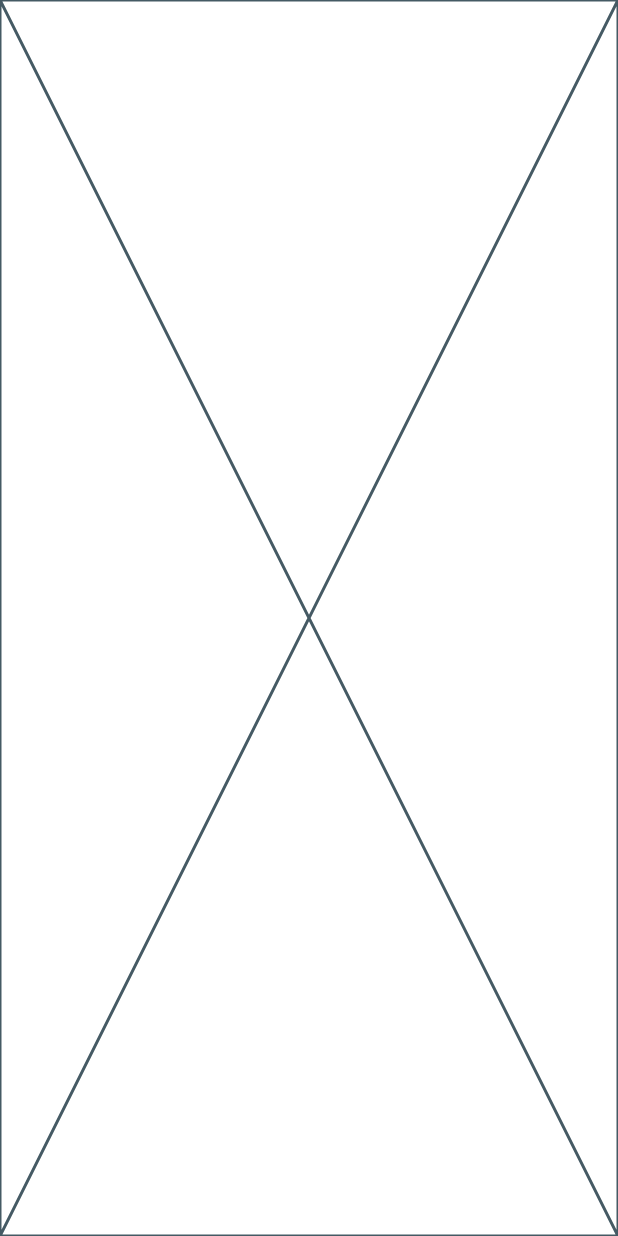
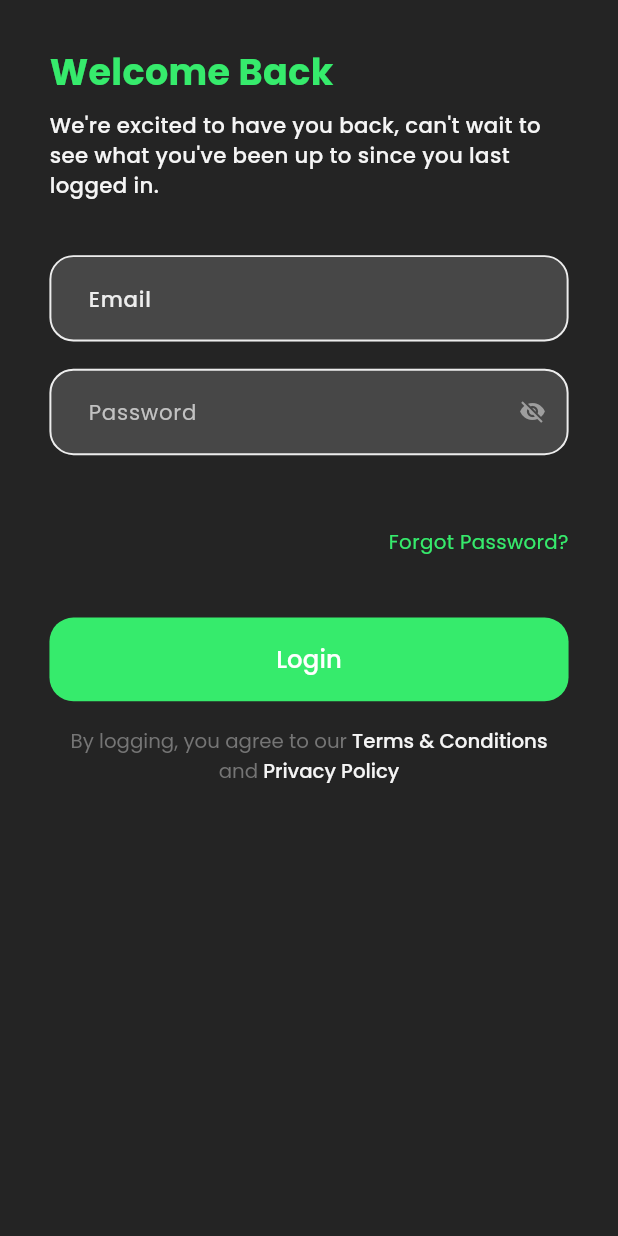
Before and after one commit to osama-41/kenzora, a Flutter app: the screen it shows after launch, after a tap on "Get Started", on a phone screen of 412 x 824 dp. Run offline on Flutter 3.47's test engine with Material 3 defaults, Android fonts, the phone set to English and light mode, and no system bars; our stand-ins replace dio, flutter_bloc, flutter_screenutil, freezed_annotation, get_it, pretty_dio_logger and 1 more; generated files the repository leaves out were written again.

Commit message:
Login screen successfully added
- Added & edited some styles & colors.
- Added AppTextFormField.
-Added AppTextButton.
- Edited GetStartedButton.
- Added login screen design.
- Added LogicBocListener.
- Added TermsAndConditionsText.

```diff
--- a/lib/core/theming/colors.dart
+++ b/lib/core/theming/colors.dart
@@ -4,6 +4,8 @@ class ColorsManager {
   static const Color mainGreen = Color(0xFF36eb6c);
   static const Color lightBlue = Color(0xFFF4F8FF);
   static const Color darkBlue = Color(0xFF242424);
+  static const Color darkGray = Color.fromARGB(255, 71, 71, 71);
+  static const Color lessDarkGray = Color.fromARGB(255, 102, 102, 102);
   static const Color gray = Color(0xFF757575);
   static const Color lightGray = Color(0xFFC2C2C2);
   static const Color lighterGray = Color(0xFFEDEDED);
--- a/lib/core/theming/styles.dart
+++ b/lib/core/theming/styles.dart
@@ -6,6 +6,7 @@ import 'package:kenzora/core/theming/fonts.dart';
 
 class TextStyles {
   static TextStyle font24BlackBold = TextStyle(
+    fontFamily: Fonts.poppinsBold,
     fontSize: 24.sp,
     fontWeight: FontWeightHelper.bold,
     color: Colors.black,
@@ -22,129 +23,122 @@ class TextStyles {
     fontWeight: FontWeightHelper.bold,
     color: ColorsManager.moreLightGray,
   );
-
-  static TextStyle font13BlueSemiBold = TextStyle(
-    fontSize: 13.sp,
-    fontWeight: FontWeightHelper.semiBold,
-    color: ColorsManager.mainGreen,
-  );
-
   static TextStyle font13DarkBlueMedium = TextStyle(
+    fontFamily: Fonts.poppinsMedium,
     fontSize: 13.sp,
     fontWeight: FontWeightHelper.medium,
     color: ColorsManager.darkBlue,
   );
-
   static TextStyle font13DarkBlueRegular = TextStyle(
+    fontFamily: Fonts.poppinsReg,
     fontSize: 13.sp,
     fontWeight: FontWeightHelper.regular,
     color: ColorsManager.darkBlue,
   );
-
-  static TextStyle font24BlueBold = TextStyle(
+  static TextStyle font24GreenBold = TextStyle(
+    fontFamily: Fonts.poppinsBold,
     fontSize: 24.sp,
     fontWeight: FontWeightHelper.bold,
     color: ColorsManager.mainGreen,
   );
-
-  static TextStyle font16WhiteSemiBold = TextStyle(
-    fontSize: 16.sp,
-    fontWeight: FontWeightHelper.semiBold,
-    color: Colors.white,
-  );
-
   static TextStyle font13GrayRegular = TextStyle(
+    fontFamily: Fonts.poppinsReg,
     fontSize: 13.sp,
     fontWeight: FontWeightHelper.regular,
     color: ColorsManager.gray,
   );
-
   static TextStyle font12GrayRegular = TextStyle(
+    fontFamily: Fonts.poppinsReg,
     fontSize: 12.sp,
     fontWeight: FontWeightHelper.regular,
     color: ColorsManager.gray,
   );
-
   static TextStyle font12GrayMedium = TextStyle(
+    fontFamily: Fonts.poppinsMedium,
     fontSize: 12.sp,
     fontWeight: FontWeightHelper.medium,
     color: ColorsManager.gray,
   );
-
   static TextStyle font12DarkBlueRegular = TextStyle(
+    fontFamily: Fonts.poppinsReg,
     fontSize: 12.sp,
     fontWeight: FontWeightHelper.regular,
     color: ColorsManager.darkBlue,
   );
-
-  static TextStyle font12BlueRegular = TextStyle(
+  static TextStyle font12GreenRegular = TextStyle(
+    fontFamily: Fonts.poppinsReg,
     fontSize: 12.sp,
     fontWeight: FontWeightHelper.regular,
     color: ColorsManager.mainGreen,
   );
-
-  static TextStyle font13BlueRegular = TextStyle(
+  static TextStyle font13GreenRegular = TextStyle(
+    fontFamily: Fonts.poppinsReg,
     fontSize: 13.sp,
     fontWeight: FontWeightHelper.regular,
     color: ColorsManager.mainGreen,
   );
-
+  static TextStyle font14GreenMedium = TextStyle(
+    fontFamily: Fonts.poppinsMedium,
+    fontSize: 14.sp,
+    fontWeight: FontWeightHelper.regular,
+    color: ColorsManager.mainGreen,
+  );
   static TextStyle font14GrayRegular = TextStyle(
+    fontFamily: Fonts.poppinsReg,
     fontSize: 14.sp,
     fontWeight: FontWeightHelper.regular,
     color: ColorsManager.gray,
   );
-
   static TextStyle font14LightGrayRegular = TextStyle(
+    fontFamily: Fonts.poppinsReg,
     fontSize: 14.sp,
     fontWeight: FontWeightHelper.regular,
     color: ColorsManager.lightGray,
   );
-
+  static TextStyle font13MoreLighterGrayMedium = TextStyle(
+    fontFamily: Fonts.poppinsMedium,
+    fontSize: 13.sp,
+    fontWeight: FontWeightHelper.medium,
+    color: ColorsManager.moreLighterGray,
+  );
+  static TextStyle font14MoreLighterGrayMedium = TextStyle(
+    fontFamily: Fonts.poppinsMedium,
+    fontSize: 14.sp,
+    fontWeight: FontWeightHelper.medium,
+    color: ColorsManager.moreLighterGray,
+  );
   static TextStyle font14DarkBlueMedium = TextStyle(
+    fontFamily: Fonts.poppinsMedium,
     fontSize: 14.sp,
     fontWeight: FontWeightHelper.medium,
     color: ColorsManager.darkBlue,
   );
-
   static TextStyle font14DarkBlueBold = TextStyle(
+    fontFamily: Fonts.poppinsBold,
     fontSize: 14.sp,
     fontWeight: FontWeightHelper.bold,
     color: ColorsManager.darkBlue,
   );
-
   static TextStyle font16WhiteMedium = TextStyle(
     fontFamily: Fonts.poppinsMedium,
     fontSize: 16.sp,
     fontWeight: FontWeightHelper.medium,
     color: Colors.white,
   );
-
-  static TextStyle font14BlueSemiBold = TextStyle(
-    fontSize: 14.sp,
-    fontWeight: FontWeightHelper.semiBold,
-    color: ColorsManager.mainGreen,
-  );
-
   static TextStyle font15DarkBlueMedium = TextStyle(
+    fontFamily: Fonts.poppinsMedium,
     fontSize: 15.sp,
     fontWeight: FontWeightHelper.medium,
     color: ColorsManager.darkBlue,
   );
-
   static TextStyle font18DarkBlueBold = TextStyle(
+    fontFamily: Fonts.poppinsBold,
     fontSize: 18.sp,
     fontWeight: FontWeightHelper.bold,
     color: ColorsManager.darkBlue,
   );
-
-  static TextStyle font18DarkBlueSemiBold = TextStyle(
-    fontSize: 18.sp,
-    fontWeight: FontWeightHelper.semiBold,
-    color: ColorsManager.darkBlue,
-  );
-
   static TextStyle font18WhiteMedium = TextStyle(
+    fontFamily: Fonts.poppinsMedium,
     fontSize: 18.sp,
     fontWeight: FontWeightHelper.medium,
     color: Colors.white,
--- /dev/null
+++ b/lib/core/widgets/app_text_button.dart
@@ -0,0 +1,57 @@
+// ignore_for_file: deprecated_member_use
+
+import 'package:flutter/material.dart';
+import 'package:flutter_screenutil/flutter_screenutil.dart';
+
+import '../theming/colors.dart';
+
+class AppTextButton extends StatelessWidget {
+  final double? borderRadius;
+  final Color? backgroundColor;
+  final double? horizontalPadding;
+  final double? verticalPadding;
+  final double? buttonWidth;
+  final double? buttonHeight;
+  final String buttonText;
+  final TextStyle textStyle;
+  final VoidCallback onPressed;
+  const AppTextButton({
+    super.key,
+    this.borderRadius,
+    this.backgroundColor,
+    this.horizontalPadding,
+    this.verticalPadding,
+    this.buttonHeight,
+    this.buttonWidth,
+    required this.buttonText,
+    required this.textStyle,
+    required this.onPressed,
+  });
+
+  @override
+  Widget build(BuildContext context) {
+    return TextButton(
+      style: ButtonStyle(
+        shape: MaterialStateProperty.all<RoundedRectangleBorder>(
+          RoundedRectangleBorder(
+            borderRadius: BorderRadius.circular(borderRadius ?? 16.0),
+          ),
+        ),
+        backgroundColor: MaterialStatePropertyAll(
+          backgroundColor ?? ColorsManager.mainGreen,
+        ),
+        padding: MaterialStateProperty.all<EdgeInsets>(
+          EdgeInsets.symmetric(
+            horizontal: horizontalPadding?.w ?? 12.w,
+            vertical: verticalPadding?.h ?? 14.h,
+          ),
+        ),
+        fixedSize: MaterialStateProperty.all(
+          Size(buttonWidth?.w ?? double.maxFinite, buttonHeight ?? 55.h),
+        ),
+      ),
+      onPressed: onPressed,
+      child: Text(buttonText, style: textStyle),
+    );
+  }
+}
--- /dev/null
+++ b/lib/core/widgets/app_text_form_field.dart
@@ -0,0 +1,84 @@
+import 'package:flutter/material.dart';
+import 'package:kenzora/core/theming/colors.dart';
+import 'package:kenzora/core/theming/styles.dart';
+import 'package:flutter_screenutil/flutter_screenutil.dart';
+
+class AppTextFormField extends StatelessWidget {
+  final EdgeInsetsGeometry? contentPadding;
+  final InputBorder? focusedBorder;
+  final InputBorder? enabledBorder;
+  final TextStyle? inputTextStyle;
+  final TextStyle? hintStyle;
+  final String? hintText;
+  final bool? isObscureText;
+  final Widget? suffixIcon;
+  final Color? backgroundColor;
+  final TextEditingController? controller;
+  final Color? cursorColor;
+  final Function(String?) validator;
+  const AppTextFormField({
+    super.key,
+    this.contentPadding,
+    this.focusedBorder,
+    this.enabledBorder,
+    this.inputTextStyle,
+    this.hintStyle,
+    required this.hintText,
+    this.isObscureText,
+    this.suffixIcon,
+    this.backgroundColor,
+    this.controller,
+    this.cursorColor,
+    required this.validator,
+  });
+
+  @override
+  Widget build(BuildContext context) {
+    return TextFormField(
+      controller: controller,
+      decoration: InputDecoration(
+        isDense: true,
+        contentPadding:
+            contentPadding ??
+            EdgeInsets.symmetric(horizontal: 20.w, vertical: 18.h),
+        focusedBorder:
+            focusedBorder ??
+            OutlineInputBorder(
+              borderSide: const BorderSide(
+                color: ColorsManager.mainGreen,
+                width: 1.3,
+              ),
+              borderRadius: BorderRadius.circular(16.0),
+            ),
+        enabledBorder:
+            enabledBorder ??
+            OutlineInputBorder(
+              borderSide: BorderSide(
+                color: ColorsManager.lighterGray,
+                width: 1.3,
+              ),
+              borderRadius: BorderRadius.circular(16.0),
+            ),
+        errorBorder: OutlineInputBorder(
+          borderSide: const BorderSide(color: Colors.red, width: 1.3),
+          borderRadius: BorderRadius.circular(16.0),
+        ),
+        focusedErrorBorder: OutlineInputBorder(
+          borderSide: const BorderSide(color: Colors.red, width: 1.3),
+          borderRadius: BorderRadius.circular(16.0),
+        ),
+        hintStyle: hintStyle ?? TextStyles.font14LightGrayRegular,
+        hintText: hintText,
+        suffixIcon: suffixIcon,
+        fillColor: backgroundColor ?? ColorsManager.moreLightGray,
+        filled: true,
+      ),
+      cursorColor: cursorColor ?? ColorsManager.moreLightGray,
+      obscureText: isObscureText ?? false,
+      style: TextStyles.font14MoreLighterGrayMedium,
+      validator: (value) {
+        return validator(value);
+      },
+    );
+  }
+}
--- a/lib/features/login/ui/login_screen.dart
+++ b/lib/features/login/ui/login_screen.dart
@@ -1,10 +1,80 @@
-import 'package:flutter/widgets.dart';
+import 'package:flutter/material.dart';
+import 'package:flutter_bloc/flutter_bloc.dart';
+import 'package:flutter_screenutil/flutter_screenutil.dart';
+import 'package:kenzora/core/helpers/spacing.dart';
+import 'package:kenzora/core/theming/colors.dart';
+import 'package:kenzora/core/theming/styles.dart';
+import 'package:kenzora/core/widgets/app_text_button.dart';
+import 'package:kenzora/features/login/data/models/login_request_body.dart';
+import 'package:kenzora/features/login/logic/cubit/logic_cubit.dart';
+import 'package:kenzora/features/login/ui/widgets/email_and_password.dart';
+import 'package:kenzora/features/login/ui/widgets/logic_bloc_listener.dart';
+import 'package:kenzora/features/login/ui/widgets/terms_and_conditions_text.dart';
 
 class LoginScreen extends StatelessWidget {
   const LoginScreen({super.key});
 
   @override
   Widget build(BuildContext context) {
-    return const Placeholder();
+    return Scaffold(
+      backgroundColor: ColorsManager.darkBlue,
+      body: SafeArea(
+        child: Padding(
+          padding: EdgeInsets.symmetric(horizontal: 30.w, vertical: 30.h),
+          child: SingleChildScrollView(
+            child: Column(
+              crossAxisAlignment: CrossAxisAlignment.start,
+              children: [
+                Text('Welcome Back', style: TextStyles.font24GreenBold),
+                // SizedBox(height: 8.h),
+                verticalSpace(8),
+                Text(
+                  'We\'re excited to have you back, can\'t wait to see what you\'ve been up to since you last logged in.',
+                  style: TextStyles.font14MoreLighterGrayMedium,
+                ),
+                verticalSpace(36),
+                Column(
+                  children: [
+                    const EmailAndPassword(),
+                    verticalSpace(24),
+                    Align(
+                      alignment: AlignmentDirectional.centerEnd,
+                      child: Text(
+                        'Forgot Password?',
+                        style: TextStyles.font13GreenRegular,
+                      ),
+                    ),
+                    verticalSpace(40),
+                    AppTextButton(
+                      buttonText: 'Login',
+                      textStyle: TextStyles.font16WhiteMedium,
+                      onPressed: () {
+                        validateThenDoLogin(context);
+                      },
+                    ),
+                    verticalSpace(16),
+                    const TermsAndConditionsText(),
+                    verticalSpace(60),
+                    // const DontHaveAccountText(),
+                    const LoginBlocListener(),
+                  ],
+                ),
+              ],
+            ),
+          ),
+        ),
+      ),
+    );
+  }
+
+  void validateThenDoLogin(BuildContext context) {
+    if (context.read<LoginCubit>().formKey.currentState!.validate()) {
+      context.read<LoginCubit>().emitLoginState(
+        LoginRequestBody(
+          email: context.read<LoginCubit>().emailController.text,
+          password: context.read<LoginCubit>().passwordController.text,
+        ),
+      );
+    }
   }
 }
--- /dev/null
+++ b/lib/features/login/ui/widgets/email_and_password.dart
@@ -0,0 +1,114 @@
+import 'package:flutter/material.dart';
+import 'package:flutter_bloc/flutter_bloc.dart';
+import 'package:kenzora/core/helpers/app_regex.dart';
+import 'package:kenzora/core/helpers/spacing.dart';
+import 'package:kenzora/core/theming/colors.dart';
+import 'package:kenzora/core/widgets/app_text_form_field.dart';
+import 'package:kenzora/features/login/logic/cubit/logic_cubit.dart';
+
+class EmailAndPassword extends StatefulWidget {
+  const EmailAndPassword({super.key});
+
+  @override
+  State<EmailAndPassword> createState() => _EmailAndPasswordState();
+}
+
+class _EmailAndPasswordState extends State<EmailAndPassword> {
+  bool isObscureText = true;
+  bool hasLowercase = false;
+  bool hasUppercase = false;
+  bool hasSpecialCharacters = false;
+  bool hasNumber = false;
+  bool hasMinLength = false;
+
+  late TextEditingController passwordController;
+
+  @override
+  void initState() {
+    super.initState();
+    passwordController = context.read<LoginCubit>().passwordController;
+    setupPasswordControllerListener();
+  }
+
+  void setupPasswordControllerListener() {
+    passwordController.addListener(() {
+      setState(() {
+        hasLowercase = AppRegex.hasLowerCase(passwordController.text);
+        hasUppercase = AppRegex.hasUpperCase(passwordController.text);
+        hasSpecialCharacters = AppRegex.hasSpecialCharacter(
+          passwordController.text,
+        );
+        hasNumber = AppRegex.hasNumber(passwordController.text);
+        hasMinLength = AppRegex.hasMinLength(passwordController.text);
+      });
+    });
+  }
+
+  @override
+  Widget build(BuildContext context) {
+    return Form(
+      key: context.read<LoginCubit>().formKey,
+      child: Column(
+        children: [
+          AppTextFormField(
+            backgroundColor: ColorsManager.darkGray,
+            cursorColor: ColorsManager.mainGreen,
+            hintText: 'Email',
+            hintStyle: TextStyle(color: ColorsManager.lighterGray),
+            validator: (value) {
+              if (value == null ||
+                  value.isEmpty ||
+                  !AppRegex.isEmailValid(value)) {
+                return 'Please enter a valid email';
+              }
+              return null;
+            },
+            controller: context.read<LoginCubit>().emailController,
+          ),
+          verticalSpace(18),
+          AppTextFormField(
+            backgroundColor: ColorsManager.darkGray,
+            cursorColor: ColorsManager.mainGreen,
+            controller: context.read<LoginCubit>().passwordController,
+            hintText: 'Password',
+            isObscureText: isObscureText,
+            suffixIcon: GestureDetector(
+              onTap: () {
+                setState(() {
+                  isObscureText = !isObscureText;
+                });
+              },
+              child: Icon(
+                isObscureText ? Icons.visibility_off : Icons.visibility,
+                color: Colors.grey,
+              ),
+            ),
+            validator: (value) {
+              if (value == null || value.isEmpty) {
+                return 'Please enter your password';
+              }
+              if (value.length < 6) {
+                return 'Password must be at least 6 characters long';
+              }
+              return null;
+            },
+          ),
+          verticalSpace(24),
+          // PasswordValidations(
+          //   hasLowercase: hasLowercase,
+          //   hasUppercase: hasUppercase,
+          //   hasSpecialCharacters: hasSpecialCharacters,
+          //   hasNumber: hasNumber,
+          //   hasMinLength: hasMinLength,
+          // ),
+        ],
+      ),
+    );
+  }
+
+  @override
+  void dispose() {
+    passwordController.dispose();
+    super.dispose();
+  }
+}
--- /dev/null
+++ b/lib/features/login/ui/widgets/logic_bloc_listener.dart
@@ -0,0 +1,59 @@
+import 'package:flutter/material.dart';
+import 'package:flutter_bloc/flutter_bloc.dart';
+import 'package:kenzora/core/routing/routes.dart';
+import 'package:kenzora/core/helpers/extensions.dart';
+import 'package:kenzora/core/theming/colors.dart';
+import 'package:kenzora/core/theming/styles.dart';
+import 'package:kenzora/features/login/logic/cubit/logic_cubit.dart';
+import 'package:kenzora/features/login/logic/cubit/logic_state.dart';
+
+class LoginBlocListener extends StatelessWidget {
+  const LoginBlocListener({super.key});
+
+  @override
+  Widget build(BuildContext context) {
+    return BlocListener<LoginCubit, LoginState>(
+      listenWhen: (previous, current) =>
+          current is Loading || current is Success || current is Error,
+      listener: (context, state) {
+        state.whenOrNull(
+          loading: () {
+            showDialog(
+              context: context,
+              builder: (context) => const Center(
+                child: CircularProgressIndicator(color: ColorsManager.mainGreen),
+              ),
+            );
+          },
+          success: (loginResponse) {
+            context.pop();
+            context.pushNamed(Routes.homeScreen);
+          },
+          error: (error) {
+            setupErrorState(context, error);
+          },
+        );
+      },
+      child: const SizedBox.shrink(),
+    );
+  }
+
+  void setupErrorState(BuildContext context, String error) {
+    context.pop();
+    showDialog(
+      context: context,
+      builder: (context) => AlertDialog(
+        icon: const Icon(Icons.error, color: Colors.red, size: 32),
+        content: Text(error, style: TextStyles.font15DarkBlueMedium),
+        actions: [
+          TextButton(
+            onPressed: () {
+              context.pop();
+            },
+            child: Text('Got it', style: TextStyles.font14GreenMedium),
+          ),
+        ],
+      ),
+    );
+  }
+}
--- /dev/null
+++ b/lib/features/login/ui/widgets/terms_and_conditions_text.dart
@@ -0,0 +1,34 @@
+import 'package:flutter/material.dart';
+
+import '../../../../core/theming/styles.dart';
+
+class TermsAndConditionsText extends StatelessWidget {
+  const TermsAndConditionsText({super.key});
+
+  @override
+  Widget build(BuildContext context) {
+    return RichText(
+      textAlign: TextAlign.center,
+      text: TextSpan(
+        children: [
+          TextSpan(
+            text: 'By logging, you agree to our',
+            style: TextStyles.font13GrayRegular,
+          ),
+          TextSpan(
+            text: ' Terms & Conditions',
+            style: TextStyles.font13MoreLighterGrayMedium,
+          ),
+          TextSpan(
+            text: ' and',
+            style: TextStyles.font13GrayRegular.copyWith(height: 1.5),
+          ),
+          TextSpan(
+            text: ' Privacy Policy',
+            style: TextStyles.font13MoreLighterGrayMedium,
+          ),
+        ],
+      ),
+    );
+  }
+}
--- a/lib/features/onbording/onboarding_screen.dart
+++ b/lib/features/onbording/onboarding_screen.dart
@@ -1,5 +1,4 @@
 import 'package:flutter/material.dart';
-import 'package:flutter/widgets.dart';
 import 'package:flutter_screenutil/flutter_screenutil.dart';
 import 'package:kenzora/core/helpers/spacing.dart';
 import 'package:kenzora/core/theming/colors.dart';
--- a/lib/features/onbording/widgets/get_started_button.dart
+++ b/lib/features/onbording/widgets/get_started_button.dart
@@ -11,9 +11,7 @@ class GetStartedButton extends StatelessWidget {
   Widget build(BuildContext context) {
     return TextButton(
       style: ButtonStyle(
-        backgroundColor: WidgetStateProperty.all(
-          const Color.fromARGB(255, 54, 235, 108),
-        ),
+        backgroundColor:WidgetStateProperty.all(ColorsManager.mainGreen),
         tapTargetSize: MaterialTapTargetSize.shrinkWrap,
         minimumSize: WidgetStateProperty.all(const Size(double.infinity, 52)),
         shape: WidgetStateProperty.all(
@@ -21,7 +19,7 @@ class GetStartedButton extends StatelessWidget {
         ),
       ),
       onPressed: () {
-        context.pushNamed(Routes.loginScreen);
+        context.pushNamedAndRemoveUntil(Routes.loginScreen, predicate: (route) => false);
       },
       child: Text('Get Started', style: TextStyles.font16WhiteMedium),
     );
```
